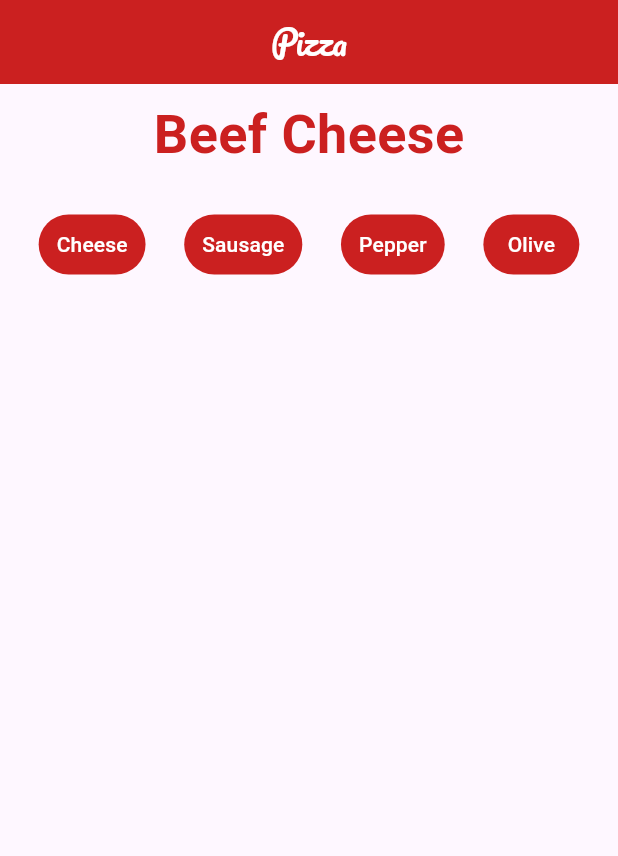
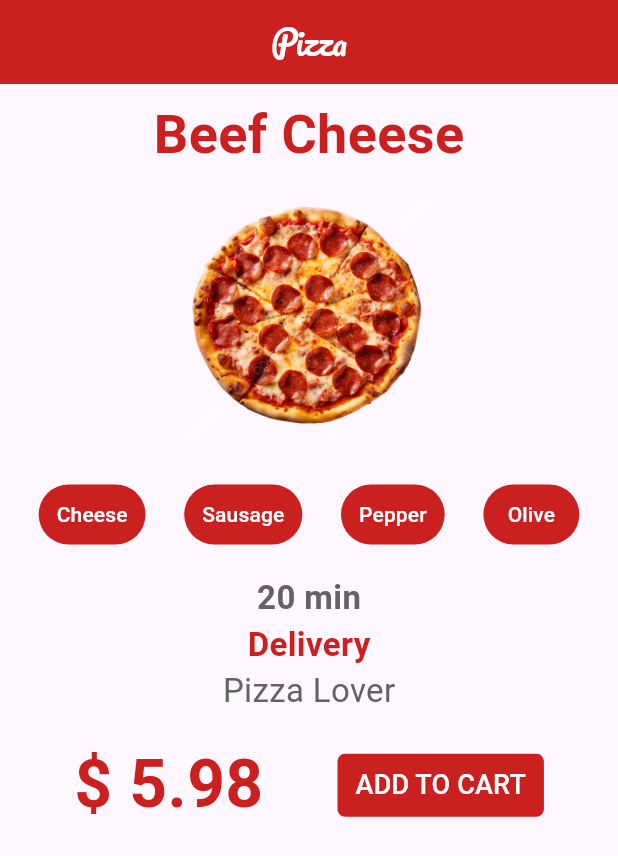
Before and after one commit to halillcam/Flutter_Ogreniyorum, a Flutter app: the screen it shows after launch, on a phone screen of 412 x 824 dp. Shown: the top 856 px of the screen. Run offline on Flutter 3.47's test engine with Material 3 defaults, Android fonts, the phone set to English and light mode, and no system bars.

Commit message:
Text ve button eklendi, button u kıvrımlı yaptık

```diff
--- a/flutter_ogreniyorum/lib/anasayfa.dart
+++ b/flutter_ogreniyorum/lib/anasayfa.dart
@@ -22,7 +22,11 @@ class _AnasayfaState extends State<Anasayfa> {
           Padding(padding:
           const EdgeInsets.all(8),
           child: Text("Beef Cheese",style: TextStyle(fontSize: 36,color: Anarenk,fontWeight: FontWeight.bold),),
+
           ),
+           Container(width: 250,height: 180,
+           child: Image.asset("images/pizza.png"),),
+
           //Image.asset("images/pizza.png"),
 
           Padding(padding: const EdgeInsets.only(top: 16),
@@ -50,9 +54,32 @@ class _AnasayfaState extends State<Anasayfa> {
                ),
             ],
           )
+          ),
+
+          Padding(padding: const EdgeInsets.all(16),
+          child: Column(
+              children: [
+                Text("20 min",style: TextStyle(color: yaziRenk2,fontSize: 22,fontWeight: FontWeight.bold),),
+                Text("Delivery",style: TextStyle(color: Anarenk,fontSize: 22,fontWeight: FontWeight.bold),),
+                Text("Pizza Lover",style: TextStyle(color: yaziRenk2,fontSize: 22,),),
+              ],
+          ),
+          ),
+
+          Row(
+            mainAxisAlignment: MainAxisAlignment.spaceEvenly,
+
+            children: [
+              Text("\$ 5.98",style: TextStyle(fontSize: 44,color: Anarenk,fontWeight: FontWeight.bold),),
+              //const Spacer(), bununla ikisi arasında ki mesafeyi uzatırız yani birini sağ koseye yapıstırırız digerınıde sol koseye
+              TextButton(onPressed: (){},
+               style: TextButton.styleFrom(backgroundColor: Anarenk,
+               shape: const RoundedRectangleBorder(borderRadius: BorderRadius.all(Radius.circular(5)))
+               ),
+               child: Text("ADD TO CART",style: TextStyle(color: yaziRenk1,fontSize: 18,),),
+               ),
+            ],
           )
-
-
         ],
       ),
       );
```
